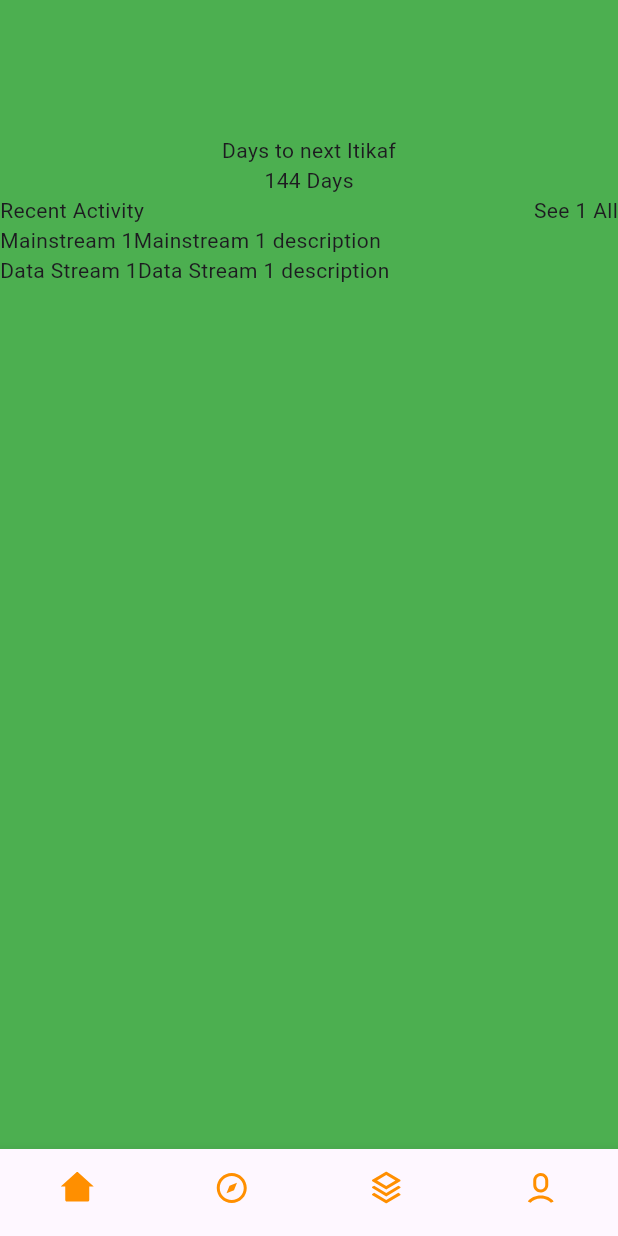
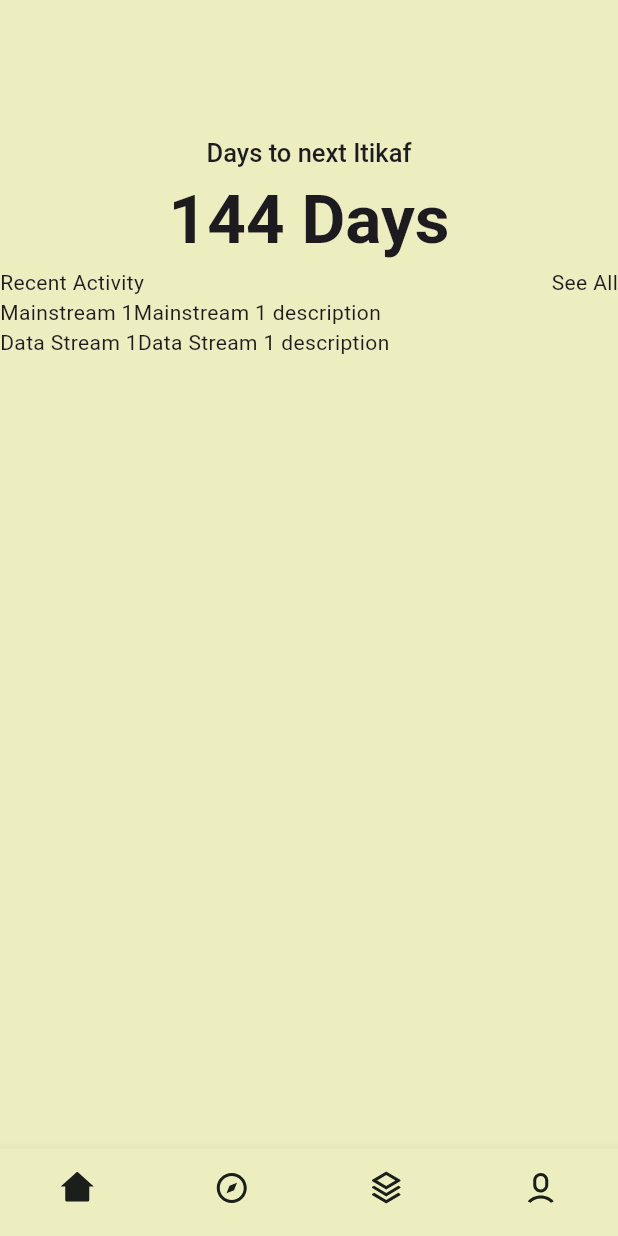
Before and after one commit to The-Itikaf-App/tunazam_mobile, a Flutter app: the screen it shows after launch, on a phone screen of 412 x 824 dp. Run offline on Flutter 3.47's test engine with Material 2 defaults, Android fonts, the phone set to English and light mode, and no system bars; our stand-ins replace remixicon.

Commit message:
feed update

```diff
--- a/lib/assets/base_style.dart
+++ b/lib/assets/base_style.dart
@@ -1,7 +1,40 @@
 import "package:flutter/material.dart";
 
-Color primary = const Color(0xFFFFFFFF);
+Color primaryColor = const Color(0xff327847);
+
+// --green: #327847;
+//   --green2: #639271;
+//   --accent: #edeec0;
+//   --accent2: #e6e6e6;
+//   --accent3: #f8f8f8;
+//   --white: #ffffff;
+//   --black: #1a1f1b;
+//   --grayAlt: #747474;
+//   --grayAlt2: #f5f5f5;
+//   --grayAlt3: #d9d9d9;
+//   --pending: #de8b0e;
+//   --success: #4bb543;
+//   --rejected: #d42828;
+//   --error: #ff5f5f;
+//   --font-family: "Inter", sans-serif;
 
 class Styles {
-  static Color primaryColor = primary;
+  static Color pryColor = primaryColor;
+  static Color accentColor = const Color(0xffedeec0);
+  static Color blackColor = const Color(0xff1a1f1b);
+  static Color textColor = const Color(0xffedeec0);
+  static TextStyle textStyle =
+      const TextStyle(fontSize: 16, fontWeight: FontWeight.w500, letterSpacing: 0);
+  static TextStyle headLine1 =
+      const TextStyle(fontSize: 45, fontWeight: FontWeight.bold, letterSpacing: 0);
+  static TextStyle headLine2 =
+      const TextStyle(fontSize: 32, fontWeight: FontWeight.bold, letterSpacing: 0);
+  static TextStyle headLine3 =
+      const TextStyle(fontSize: 26, fontWeight: FontWeight.bold, letterSpacing: 0);
+  static TextStyle headLine4 =
+      const TextStyle(fontSize: 21, fontWeight: FontWeight.bold, letterSpacing: 0);
+  static TextStyle headLine5 =
+      const TextStyle(fontSize: 17, fontWeight: FontWeight.w500, letterSpacing: 0);
+  static TextStyle headLine6 =
+      const TextStyle(fontSize: 14, fontWeight: FontWeight.w500, letterSpacing: 0);
 }
--- a/lib/main.dart
+++ b/lib/main.dart
@@ -1,4 +1,5 @@
 import "package:flutter/material.dart";
+import "package:tunazam_mobile/assets/base_style.dart";
 import "package:tunazam_mobile/screens/bottom_nav.dart";
 
 void main() {
@@ -15,6 +16,7 @@ class MyApp extends StatelessWidget {
       title: "Flutter Demo",
       theme: ThemeData(
         colorScheme: ColorScheme.fromSeed(seedColor: Colors.deepPurple),
+        primaryColor: primaryColor,
         useMaterial3: true,
         splashFactory: NoSplash.splashFactory,
       ),
--- a/lib/screens/bottom_nav.dart
+++ b/lib/screens/bottom_nav.dart
@@ -1,5 +1,6 @@
 import "package:flutter/material.dart";
 import "package:remixicon/remixicon.dart";
+import "package:tunazam_mobile/assets/base_style.dart";
 import "package:tunazam_mobile/screens/home.dart";
 
 class BottomNav extends StatefulWidget {
@@ -35,6 +36,7 @@ class _BottomNavState extends State<BottomNav> {
         child: Center(child: _screenList.elementAt(_selectedIndex)),
       )),
       bottomNavigationBar: BottomNavigationBar(
+        backgroundColor: Styles.accentColor,
         items: const [
           BottomNavigationBarItem(
             label: "Home1",
@@ -57,8 +59,8 @@ class _BottomNavState extends State<BottomNav> {
             activeIcon: Icon(Remix.user_6_fill),
           ),
         ],
-        unselectedItemColor: Colors.amber[800],
-        selectedItemColor: Colors.amber[800],
+        unselectedItemColor: Styles.blackColor,
+        selectedItemColor: Styles.blackColor,
         currentIndex: _selectedIndex,
         enableFeedback: false,
         type: BottomNavigationBarType.fixed,
--- a/lib/screens/home.dart
+++ b/lib/screens/home.dart
@@ -1,4 +1,5 @@
 import "package:flutter/material.dart";
+import "package:tunazam_mobile/assets/base_style.dart";
 // import "package:draggable_bottom_sheet/draggable_bottom_sheet.dart";
 
 class Home extends StatefulWidget {
@@ -35,7 +36,7 @@ class _HomeState extends State<Home> {
       body: Container(
         padding: const EdgeInsets.only(top: 90),
         decoration: BoxDecoration(
-          color: Colors.green
+          color: Styles.accentColor
         ),
         child: Column(
           // wrapper
@@ -43,15 +44,15 @@ class _HomeState extends State<Home> {
             Column(
               // first child
               children: [
-                const Text("Days to next Itikaf"),
-                const Text("144 Days"),
+                Text("Days to next Itikaf", style: Styles.headLine5,),
+                Text("144 Days", style: Styles.headLine1,),
                 const Column(
                   children: [
                     Row(
                       mainAxisAlignment: MainAxisAlignment.spaceBetween,
                       children: [
                         Text("Recent Activity"),
-                        Text("See 1 All"),
+                        Text("See All"),
                       ],
                     )
                   ],
```
